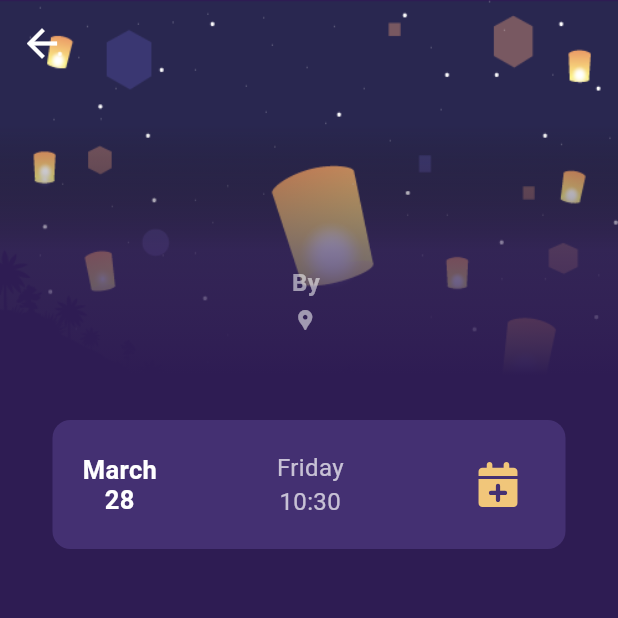
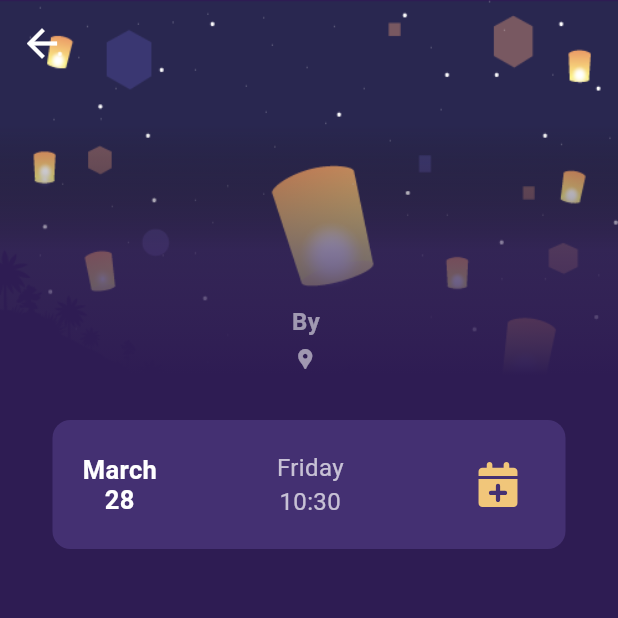
Before and after one commit to LCCastillo03/f_project_mobile, a Flutter app: the EventDetailPage screen opened directly with empty values, on a phone screen of 412 x 824 dp, the top half of it. Run offline on Flutter 3.47's test engine with Material 3 defaults, Android fonts, the phone set to English and light mode, and no system bars; our stand-ins replace flutter_svg.

Commit message:
Minor padding fixes on event details page

```diff
--- a/lib/presentation/pages/event_detail_page.dart
+++ b/lib/presentation/pages/event_detail_page.dart
@@ -67,7 +67,7 @@ class _EventDetailPageState extends State<EventDetailPage> {
                     ),
                   ),
                 ),
-                const SizedBox(height: 90),
+                const SizedBox(height: 95),
               ],
             ),
           ),
@@ -105,7 +105,6 @@ class _EventDetailPageState extends State<EventDetailPage> {
                 Color(0xFF2e1c53),
               ],
             ),
-            //backgroundBlendMode: BlendMode.overlay,
           ),
         ),
         Column(
@@ -146,7 +145,6 @@ class _EventDetailPageState extends State<EventDetailPage> {
                 )
               ],
             ),
-            SizedBox(height: 23),
           ],
         ),
       ],
```
